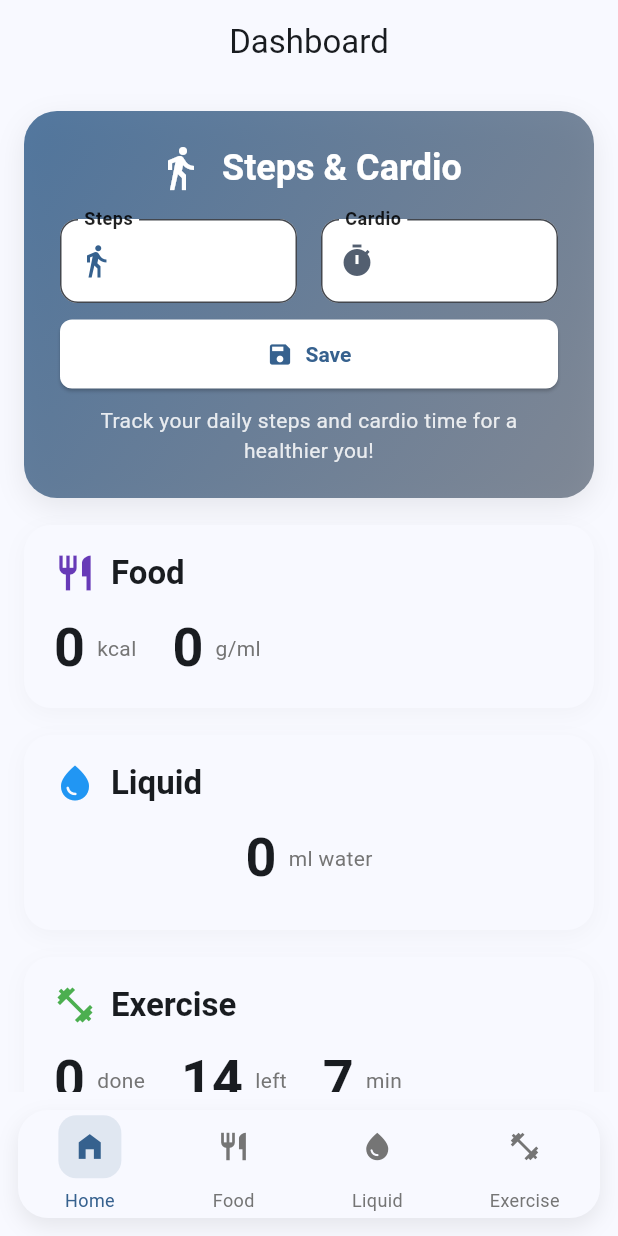
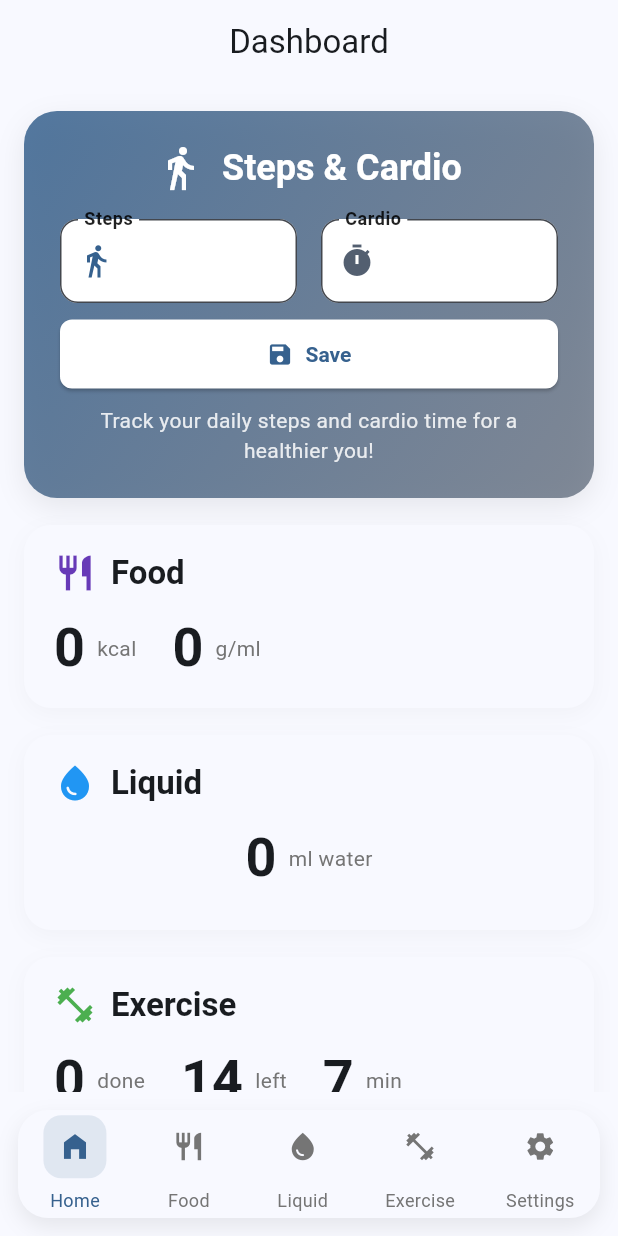
Before and after one commit to CODEMASTERSTACK/fitc, a Flutter app: the screen it shows after launch, on a phone screen of 412 x 824 dp. Run offline on Flutter 3.47's test engine with Material 3 defaults, Android fonts, the phone set to English and light mode, and no system bars; our stand-ins replace chewie, pdf, shared_preferences, video_player; network calls fail.

```diff
--- a/lib/screens/home_screen.dart
+++ b/lib/screens/home_screen.dart
@@ -654,9 +654,10 @@ class _HomeScreenState extends State<HomeScreen> {
       const FoodTabContent(),
       const LiquidTabContent(),
       const ExerciseTabContent(),
+      const SettingsScreen(),
     ];
 
-    final titles = ['Dashboard', 'Add Food', 'Liquid', 'Exercise'];
+    final titles = ['Dashboard', 'Add Food', 'Liquid', 'Exercise', 'Settings'];
 
     return Scaffold(
       appBar: AppBar(
@@ -722,6 +723,12 @@ class _HomeScreenState extends State<HomeScreen> {
                 label: 'Exercise',
                 selected: _selectedIndex == 3,
                 onTap: () => _onItemTapped(3),
+              ),
+              _NavItem(
+                icon: Icons.settings,
+                label: 'Settings',
+                selected: _selectedIndex == 4,
+                onTap: () => _onItemTapped(4),
               ),
             ],
           ),
```
